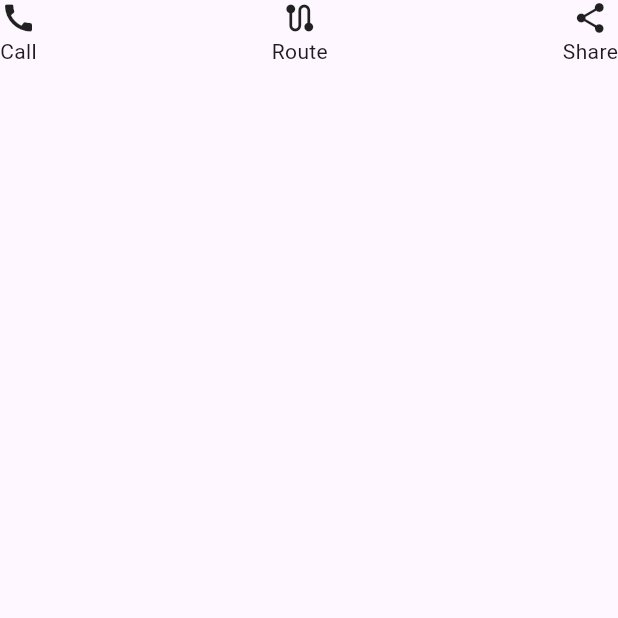
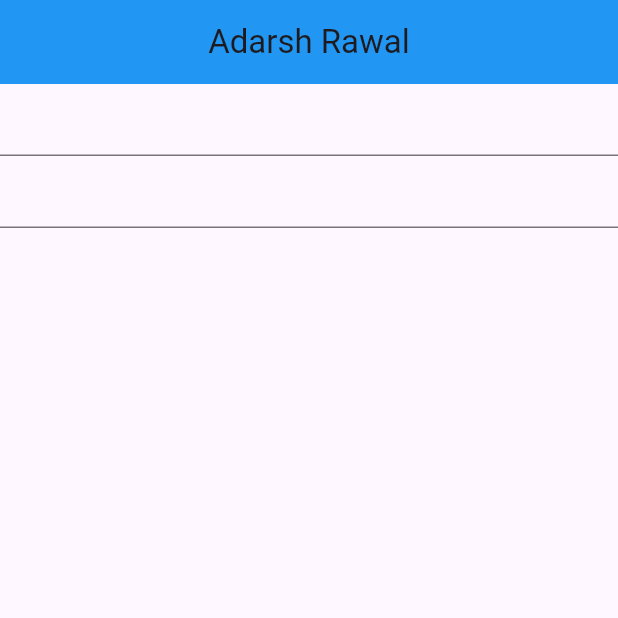
Before and after one commit to adarshrwl/flutter_class_work, a Flutter app: the screen it shows after launch, on a phone screen of 412 x 824 dp, the top half of it. Run offline on Flutter 3.47's test engine with Material 3 defaults, Android fonts, the phone set to English and light mode, and no system bars.

Commit message:
colum and spacer

```diff
--- a/lib/app/app.dart
+++ b/lib/app/app.dart
@@ -1,7 +1,9 @@
 import 'package:flutter/material.dart';
 import 'package:flutter_application/screen/circle_screen.dart';
+import 'package:flutter_application/screen/col.dart';
 import 'package:flutter_application/screen/dashboard_screen.dart';
 import 'package:flutter_application/screen/flutter_layout_screen.dart';
+import 'package:flutter_application/screen/mathematical_screen.dart';
 import 'package:flutter_application/screen/rectangle_screen.dart';
 
 class App extends StatelessWidget {
@@ -11,7 +13,7 @@ class App extends StatelessWidget {
   Widget build(BuildContext context) {
     return const MaterialApp(
       debugShowCheckedModeBanner: false,
-      home: FlutterLayout(),
+      home: Mathematical(),
     );
   }
 }
--- /dev/null
+++ b/lib/screen/mathematical_screen.dart
@@ -0,0 +1,28 @@
+import 'package:flutter/cupertino.dart';
+import 'package:flutter/material.dart';
+
+class Mathematical extends StatefulWidget {
+  const Mathematical({super.key});
+
+  @override
+  State<Mathematical> createState() => _MathematicalState();
+}
+
+class _MathematicalState extends State<Mathematical> {
+  @override
+  Widget build(BuildContext context) {
+    return Scaffold(
+      appBar: AppBar(
+        title: const Text("Adarsh Rawal"),
+        centerTitle: true,
+        backgroundColor: Colors.blue,
+      ),
+      body: Column(
+        children: [
+          TextFormField(),
+          TextFormField(),
+        ],
+      ),
+    );
+  }
+}
```
Also changed, not shown: lib/screen/col.dart (added, +33 -0 lines).
